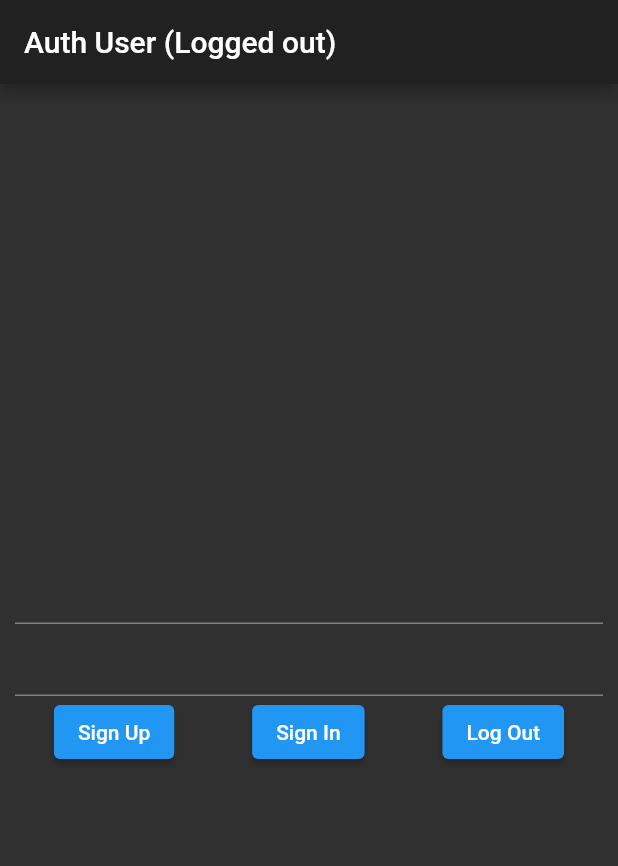
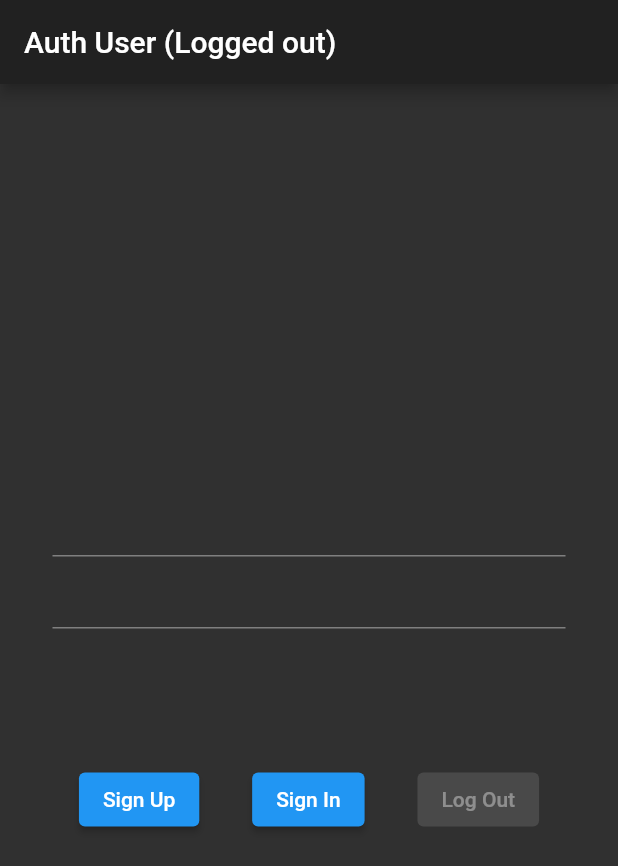
Before and after one commit to rerelurelu/firebase-form-validation, a Flutter app: the screen it shows after launch, on a phone screen of 412 x 824 dp. Shown: the top 866 px of the screen. Run offline on Flutter 3.47's test engine with Material 2 defaults, Android fonts, the phone set to English and light mode, and no system bars; our stand-ins replace firebase_auth, firebase_core; accounts and stored records are empty.

Commit message:
✨feat: Done

```diff
--- a/lib/main.dart
+++ b/lib/main.dart
@@ -13,6 +13,7 @@ class MyApp extends StatelessWidget {
   @override
   Widget build(BuildContext context) {
     return MaterialApp(
+      debugShowCheckedModeBanner: false,
       title: 'Flutter Demo',
       theme: ThemeData.dark(),
       home: HomeView(),
--- a/lib/views/home_view.dart
+++ b/lib/views/home_view.dart
@@ -10,6 +10,9 @@ class _HomeViewState extends State<HomeView> {
   final emailController = TextEditingController();
   final passwordController = TextEditingController();
   final FirebaseAuth auth = FirebaseAuth.instance;
+  final GlobalKey<FormState> _key = GlobalKey<FormState>();
+  String errorMessage = '';
+  bool _isLoading = false;
 
   @override
   Widget build(BuildContext context) {
@@ -19,46 +22,110 @@ class _HomeViewState extends State<HomeView> {
       appBar: AppBar(
         title: Text('Auth User (Logged ' + (user == null ? 'out' : 'in') + ')'),
       ),
-      body: Center(
+      body: Form(
+        key: _key,
+        child: Center(
           child: Padding(
-          padding: const EdgeInsets.symmetric(horizontal: 10),
+            padding: const EdgeInsets.symmetric(horizontal: 35),
             child: Column(
               mainAxisSize: MainAxisSize.min,
               children: <Widget>[
-              TextField(
+                TextFormField(
                   controller: emailController,
+                  validator: validationEmail,
                 ),
-              TextField(
+                TextFormField(
                   controller: passwordController,
+                  validator: validationPassword,
                 ),
+                Padding(
+                  padding: const EdgeInsets.all(12.0),
+                  child: Center(
+                    child: Text(
+                      errorMessage,
+                      style: TextStyle(
+                        color: Colors.pinkAccent,
+                      ),
+                    ),
+                  ),
+                ),
+                const SizedBox(height: 50),
                 Row(
                   mainAxisAlignment: MainAxisAlignment.spaceAround,
                   children: [
                     ElevatedButton(
-                    child: Text('Sign Up'),
-                    onPressed: () async {
+                      child: _isLoading
+                          ? CircularProgressIndicator(
+                              color: Colors.white,
+                            )
+                          : Text('Sign Up'),
+                      onPressed: user != null
+                          ? null
+                          : () async {
+                              setState(() {
+                                _isLoading = true;
+                                errorMessage = '';
+                              });
+                              if (_key.currentState!.validate()) {
+                                try {
                                   await auth.createUserWithEmailAndPassword(
                                     email: emailController.text,
                                     password: passwordController.text,
                                   );
-                      setState(() {});
+                                  errorMessage = '';
+                                } on FirebaseAuthException catch (error) {
+                                  errorMessage = error.message!;
+                                }
+                                setState(() => _isLoading = false);
+                              }
                             },
                     ),
                     ElevatedButton(
-                    child: Text('Sign In'),
-                    onPressed: () async {
+                      child: _isLoading
+                          ? CircularProgressIndicator(
+                              color: Colors.white,
+                            )
+                          : Text('Sign In'),
+                      onPressed: user != null
+                          ? null
+                          : () async {
+                              setState(() {
+                                _isLoading = true;
+                                errorMessage = '';
+                              });
+                              if (_key.currentState!.validate()) {
+                                try {
                                   await auth.signInWithEmailAndPassword(
                                     email: emailController.text,
                                     password: passwordController.text,
                                   );
-                      setState(() {});
+                                  errorMessage = '';
+                                } on FirebaseAuthException catch (error) {
+                                  errorMessage = error.message!;
+                                }
+                                setState(() => _isLoading = false);
+                              }
                             },
                     ),
                     ElevatedButton(
-                    child: Text('Log Out'),
-                    onPressed: () async {
+                      child: _isLoading
+                          ? CircularProgressIndicator(
+                              color: Colors.white,
+                            )
+                          : Text('Log Out'),
+                      onPressed: user == null
+                          ? null
+                          : () async {
+                              try {
+                                setState(() {
+                                  _isLoading = true;
+                                  errorMessage = '';
+                                });
                                 await auth.signOut();
-                      setState(() {});
+                              } on FirebaseAuthException catch (error) {
+                                errorMessage = error.message!;
+                              }
+                              setState(() => _isLoading = false);
                             },
                     ),
                   ],
@@ -67,6 +134,31 @@ class _HomeViewState extends State<HomeView> {
             ),
           ),
         ),
+      ),
     );
   }
 }
+
+String? validationEmail(String? formEmail) {
+  if (formEmail == null || formEmail.isEmpty) return 'Email is required.';
+
+  final String pattern = r'\w+@\w+\.\w+';
+  final RegExp regex = RegExp(pattern);
+  if (!regex.hasMatch(formEmail)) return 'Invalid Email';
+
+  return null;
+}
+
+String? validationPassword(String? formPassword) {
+  if (formPassword == null || formPassword.isEmpty) return 'Password is required.';
+
+  final String pattern = r'^(?=.*?[A-Z])(?=.*?[a-z])(?=.*?[0-9])(?=.*?[!@#\$&*~]).{8,}$';
+  final RegExp regex = RegExp(pattern);
+  if (!regex.hasMatch(formPassword))
+    return '''
+      Password must be at least 8 characters,
+      include an uppercase letter, number and symbol.
+      ''';
+
+  return null;
+}
```
Lines whose indentation alone changed are shown as unchanged.
